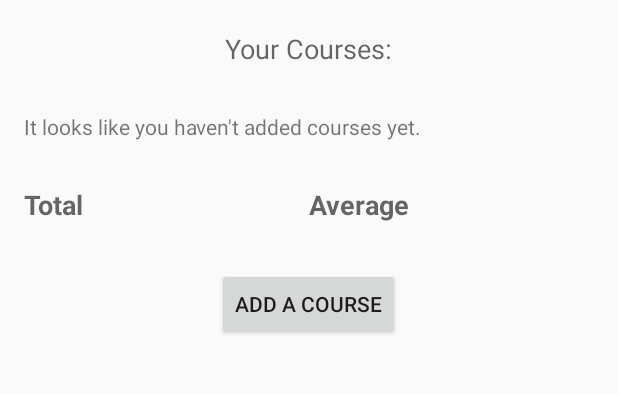
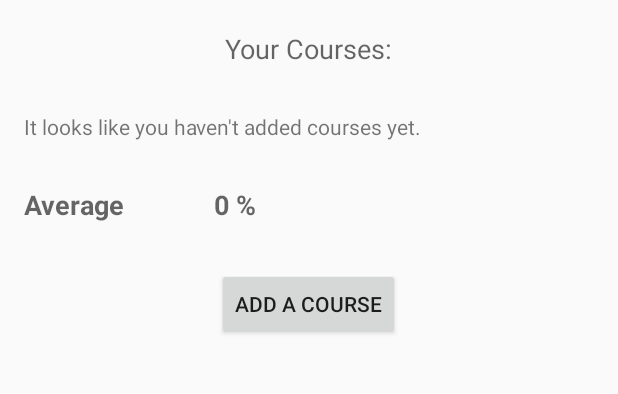
Before and after one commit to evanklein1/Grade-Calculator, an Android app: the screen it shows after launch (MainActivity), on a phone screen of 412 x 824 dp, the part 227-621 px from its top. Run offline under Robolectric (Android 15) with nearby library versions, the phone set to English and light mode, and no system bars.

Commit message:
made some layout changes

```diff
--- a/app/src/main/java/me/evanklein/finalexamcalculator/CourseDataSource.java
+++ b/app/src/main/java/me/evanklein/finalexamcalculator/CourseDataSource.java
@@ -78,7 +78,7 @@ public class CourseDataSource {
         return courses;
     }
     public String[] getAllColumns() {
-        return new String[] { COLUMN_NAME, COLUMN_DESIRED_GRADE };
+        return new String[] { COLUMN_NAME, COLUMN_CURRENT_GRADE, COLUMN_DESIRED_GRADE };
     }
     public Course generateObjectFromCursor(Cursor cursor) {
         if (cursor == null) {
@@ -87,7 +87,7 @@ public class CourseDataSource {
         Course course = new Course();
         course.setName(cursor.getString(cursor.getColumnIndex(COLUMN_NAME)));
         course.setDesiredGrade(cursor.getDouble(cursor.getColumnIndex(COLUMN_DESIRED_GRADE)));
-        course.setCurrentGrade(cursor.getDouble(cursor.getColumnIndex(COLUMN_DESIRED_GRADE)));
+        course.setCurrentGrade(cursor.getDouble(cursor.getColumnIndex(COLUMN_CURRENT_GRADE)));
         return course;
     }
     public ContentValues generateContentValuesFromObject(Course entity) {
@@ -97,8 +97,8 @@ public class CourseDataSource {
         ContentValues courseValues = new ContentValues();
         //add the course "COURSE NAME" and "DESIRED GRADE" to the course table
         courseValues.put(COLUMN_NAME, entity.getName());
+        courseValues.put(COLUMN_CURRENT_GRADE, entity.getMarkSoFar());
         courseValues.put(COLUMN_DESIRED_GRADE, entity.getDesiredGrade());
-        courseValues.put(COLUMN_CURRENT_GRADE, entity.getMarkSoFar());
         return courseValues;
     }
 }
--- a/app/src/main/java/me/evanklein/finalexamcalculator/MainActivity.java
+++ b/app/src/main/java/me/evanklein/finalexamcalculator/MainActivity.java
@@ -9,12 +9,14 @@ import android.content.Loader;
 import android.database.sqlite.SQLiteDatabase;
 import android.database.sqlite.SQLiteException;
 import android.database.sqlite.SQLiteStatement;
+import android.graphics.Typeface;
 import android.os.Bundle;
 import android.support.v4.widget.DrawerLayout;
 import android.support.v7.app.ActionBarDrawerToggle;
 import android.support.v7.app.AppCompatActivity;
 import android.support.v7.widget.Toolbar;
 import android.text.Editable;
+import android.text.InputType;
 import android.text.TextWatcher;
 import android.view.ContextMenu;
 import android.view.MotionEvent;
@@ -31,6 +33,8 @@ import android.widget.ListView;
 import android.widget.TableLayout;
 import android.widget.TableRow;
 import android.widget.TextView;
+
+import java.text.DecimalFormat;
 import java.util.ArrayList;
 import java.util.List;
 
@@ -93,6 +97,7 @@ public class MainActivity extends AppCompatActivity implements LoaderManager.Loa
                 displayCourses();
             }
             setTouchListener();
+            updateTotals();
         }
         catch (SQLiteException e) {
             displayErrorMessage();
@@ -249,6 +254,7 @@ public class MainActivity extends AppCompatActivity implements LoaderManager.Loa
         alertDB.setPositiveButton("Delete", new DialogInterface.OnClickListener() {
             public void onClick(DialogInterface dialog, int whichButton) {
                 deleteCourse(courseToDelete, currentRowNum);
+                updateTotals();
                 //if we removed all the rows, need to add a first one in
                 if (student.getCourses().size() == 0) {
                     displayNoCoursesMessage();
@@ -325,6 +331,7 @@ public class MainActivity extends AppCompatActivity implements LoaderManager.Loa
         AlertDialog.Builder alertDB = new AlertDialog.Builder(this);
         alertDB.setMessage("Enter the name of the course:");
         final EditText courseNameET = new EditText(this);
+        courseNameET.setInputType(InputType.TYPE_CLASS_TEXT | InputType.TYPE_TEXT_FLAG_CAP_CHARACTERS);
         addNewCourseNameListener(courseNameET);
         alertDB.setView(courseNameET);
         alertDB.setPositiveButton("OK", new DialogInterface.OnClickListener() {
@@ -420,7 +427,7 @@ public class MainActivity extends AppCompatActivity implements LoaderManager.Loa
         newButtonLayoutParams.column = 2;
         final TextView newName = new TextView(this);
         final TextView newDG = new TextView(this);
-        final Button newButton = new Button(this);
+        final Button newButton = new Button(this, null, android.R.attr.buttonStyleSmall);
         String rowTag = "row_" + Integer.toString(currentRowNum);
         tableRow.setTag(rowTag);
         //set tag and layout params for name
@@ -428,6 +435,7 @@ public class MainActivity extends AppCompatActivity implements LoaderManager.Loa
         newName.setTag(nameString);
         newName.setLayoutParams(newNameLayoutParams);
         newName.setTextSize(20);
+        newName.setTypeface(null, Typeface.BOLD);
         String dgString = "current_grade_" + Integer.toString(currentRowNum);
         newDG.setTag(dgString);
         newDG.setLayoutParams(newDGLayoutParams);
@@ -436,10 +444,10 @@ public class MainActivity extends AppCompatActivity implements LoaderManager.Loa
         newButton.setTag(buttonString);
         newButton.setLayoutParams(newButtonLayoutParams);
         //set onclick listener for button
-        setButtonListener(newButton, c.getName());
+        setButtonListener(newButton, currentRowNum);
             //we want to fill in the values of the edit texts and then disable them
         newName.setText(c.getName());
-        //newDG.setText(c.getCurrentGrade().toString());
+        newDG.setText(formatDecimal(c.getCurrentGrade()));
         newButton.setText("View");
         tableRow.addView(newName);
         tableRow.addView(newDG);
@@ -447,10 +455,12 @@ public class MainActivity extends AppCompatActivity implements LoaderManager.Loa
         tableLayout.addView(tableRow, params);
     }
 
-    public void setButtonListener(final Button button, final String courseName) {
+    public void setButtonListener(final Button button, final Integer currentRowNum) {
         button.setOnClickListener(new View.OnClickListener() {
             public void onClick(View v) {
                 // Perform action on click
+                //get the text of the course name that's right beside it
+                String courseName = ((TextView)tableLayout.findViewWithTag("name_" + Integer.toString(currentRowNum))).getText().toString();
                 Intent i = new Intent(MainActivity.this, CourseActivity.class);
                 Bundle extras = new Bundle();
                 extras.putString(COURSE_NAME, courseName);
@@ -496,4 +506,17 @@ public class MainActivity extends AppCompatActivity implements LoaderManager.Loa
         CharSequence mTitle = title;
         getActionBar().setTitle(mTitle);
     }
+
+    public String formatDecimal(Double d) {
+        String s = d.toString();
+        DecimalFormat decimalFormat = new DecimalFormat("0.##");
+        String result = decimalFormat.format(Double.valueOf(s));
+        return result;
+    }
+
+    public void updateTotals() {
+        TextView averageTV = (TextView)findViewById(R.id.average);
+        Double average = student.getCurrentAverage();
+        averageTV.setText(String.format("%s %%", formatDecimal(average)));
+    }
 }
--- a/app/src/main/java/me/evanklein/finalexamcalculator/Student.java
+++ b/app/src/main/java/me/evanklein/finalexamcalculator/Student.java
@@ -69,4 +69,20 @@ public class Student {
     public void setDesiredAverage(double desiredAverage) {
         this.desiredAverage = desiredAverage;
     }
+
+    public Double getCurrentAverage() {
+        Double sum = 0.0;
+        Integer count = 0;
+        for (Course c : courses) {
+            sum += c.getCurrentGrade();
+            count++;
+        }
+        if (count.equals(0)) {
+            return 0.0;
+        }
+        else {
+            return sum / count;
+        }
+
+    }
 }
--- a/app/src/main/res/layout/content_main.xml
+++ b/app/src/main/res/layout/content_main.xml
@@ -102,7 +102,7 @@
                             android:textAppearance="?android:attr/textAppearanceMedium"
                             android:layout_gravity="center"
                             android:layout_weight="1"
-                            android:text="Total"
+                            android:text="Average"
                             android:textStyle="bold"
                             android:id="@+id/total"/>
 
@@ -113,8 +113,12 @@
                             android:textAppearance="?android:attr/textAppearanceMedium"
                             android:text="Average"
                             android:textStyle="bold"
-                            android:id="@+id/mark_so_far"
+                            android:id="@+id/average"
                             android:layout_column="1" />
+                        <TextView
+                            android:layout_weight="1"
+                            android:text=""
+                            android:layout_column="2" />
                     </TableRow>
                 </TableLayout>
 
```
Also changed, not shown: app/src/main/java/me/evanklein/finalexamcalculator/CourseActivity.java (+16 -8 lines).
